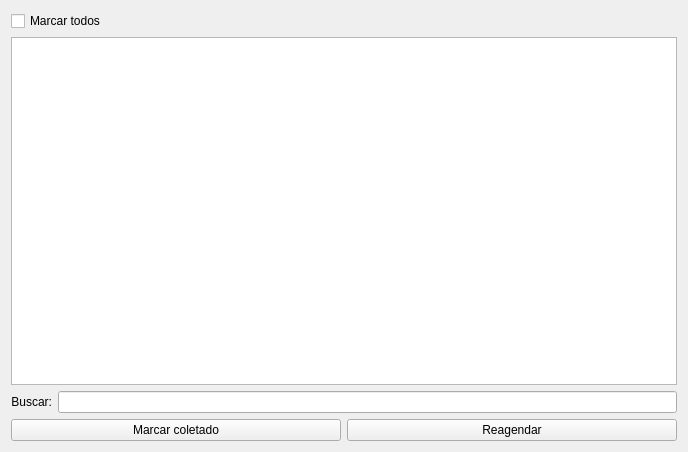
First picture: the form in ui/widgetlogisticacoleta.ui, repository lellisls/ERP-STACCATO, before the edit.
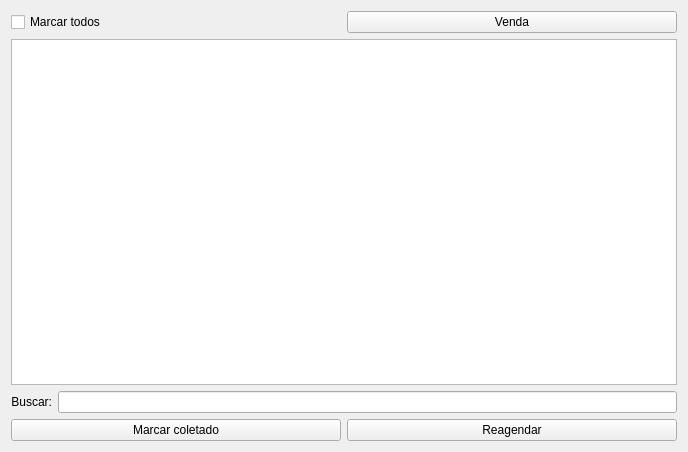
Second picture: the form after the edit. Custom widgets are drawn as their Qt base class.

Patch:
```diff
--- a/ui/widgetlogisticacoleta.ui
+++ b/ui/widgetlogisticacoleta.ui
@@ -13,6 +13,8 @@
   <property name="windowTitle">
    <string>Form</string>
   </property>
+  <layout class="QGridLayout" name="gridLayout_4">
+   <item row="0" column="0">
   <layout class="QGridLayout" name="gridLayout_3">
    <item row="0" column="0">
     <widget class="QCheckBox" name="checkBoxMarcarTodos">
@@ -21,6 +23,15 @@
      </property>
     </widget>
    </item>
+     <item row="0" column="1">
+      <widget class="QPushButton" name="pushButtonVenda">
+       <property name="text">
+        <string>Venda</string>
+       </property>
+      </widget>
+     </item>
+    </layout>
+   </item>
    <item row="1" column="0">
     <widget class="TableView" name="table">
      <property name="mouseTracking">
```
Left out of the diff: 3 changed lines with no effect on the pictures. Lines whose indentation alone changed are shown as unchanged.
